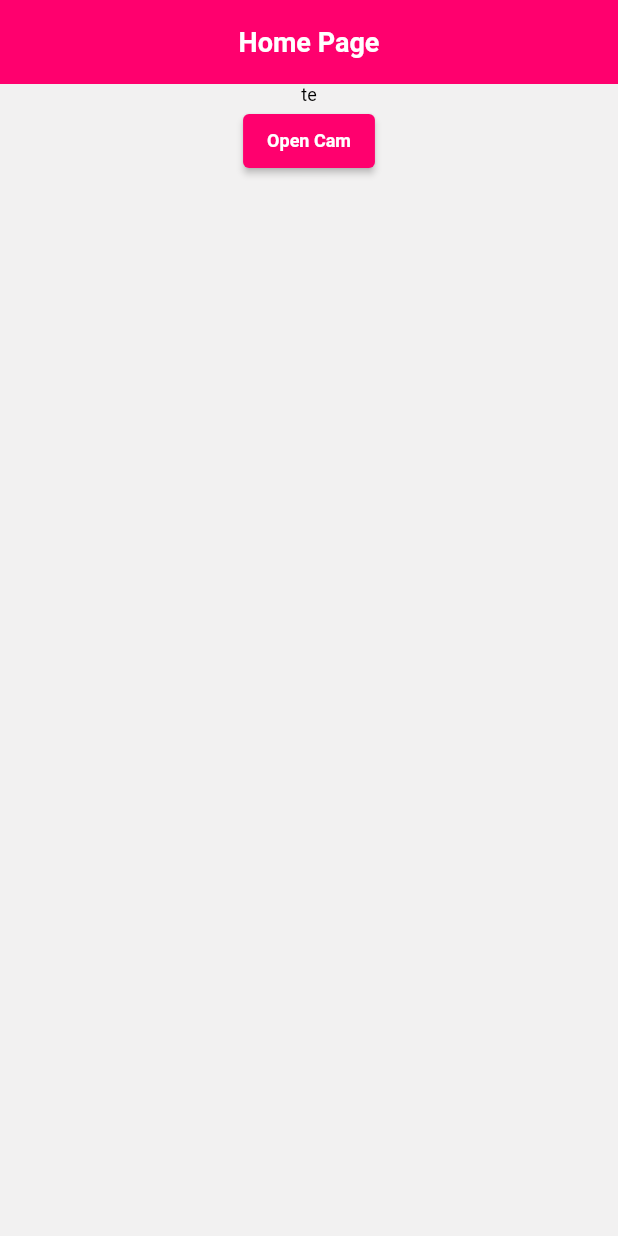
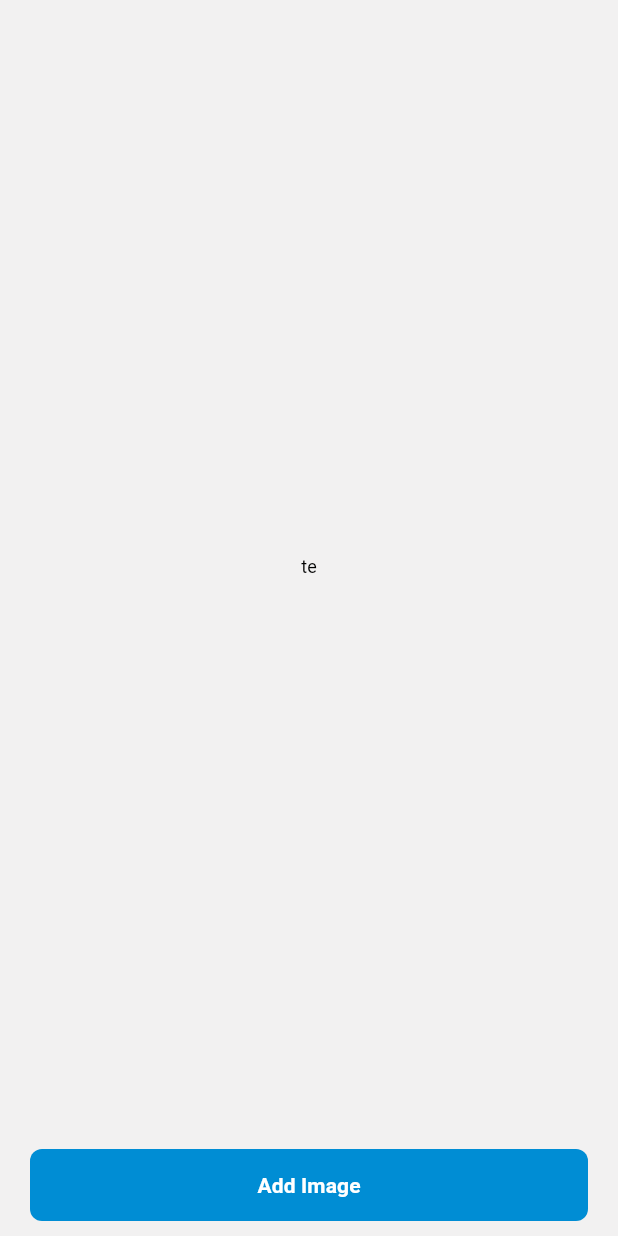
Before and after one commit to itsnang/Smart-Cam-Flutter, a Flutter app: the screen it shows after launch, on a phone screen of 412 x 824 dp. Run offline on Flutter 3.47's test engine with Material 3 defaults, Android fonts, the phone set to English and light mode, and no system bars; our stand-ins replace bloc, equatable, flutter_bloc, go_router, image_picker; missing offline and left inert: teledart.

Commit message:
refactor fucntion and add button to homepage

```diff
--- a/lib/app/services/abs_telegram.dart
+++ b/lib/app/services/abs_telegram.dart
@@ -3,5 +3,5 @@ import 'dart:io';
 abstract class AbsAnalyticServiceAdapter {
   Future<void> init();
 
-  void sendPhoto({required String chatId, File? photo});
+  void sendPhoto({File? photo});
 }
--- a/lib/app/services/telegram_init.dart
+++ b/lib/app/services/telegram_init.dart
@@ -15,7 +15,7 @@ class BaseTelegramService extends WidgetsBindingObserver {
     await Future.wait([_services.init()]);
   }
 
-  Future<void> sendPhoto({required String chatId, required File photo}) async {
-    _services.sendPhoto(chatId: chatId, photo: photo);
+  Future<void> sendPhoto({required File photo}) async {
+    _services.sendPhoto(photo: photo);
   }
 }
--- a/lib/app_bloc/cubit/send_message_cubit.dart
+++ b/lib/app_bloc/cubit/send_message_cubit.dart
@@ -18,7 +18,7 @@ class SendMessageCubit extends Cubit<SendMessageState> {
 
   Future<void> sendImage({File? photo}) async {
     emit(const SendMessageState.loading());
-    BaseTelegramService.instance.sendPhoto(chatId: '', photo: photo!);
+    BaseTelegramService.instance.sendPhoto(photo: photo!);
     emit(SendMessageState.sendImage());
   }
 }
--- a/lib/pages/home/home_page.dart
+++ b/lib/pages/home/home_page.dart
@@ -8,6 +8,8 @@ import 'package:image_picker/image_picker.dart';
 import 'package:update_her/app/enum/state_status_enum.dart';
 import 'package:update_her/app/services/telegram_init.dart';
 import 'package:update_her/app/utils/my_image_picker.dart';
+import 'package:update_her/app/widgets/bottom_shadow_container.dart';
+import 'package:update_her/app/widgets/my_button.dart';
 import 'package:update_her/app_bloc/cubit/send_message_cubit.dart';
 
 class HomePage extends StatefulWidget {
@@ -26,13 +28,8 @@ class _HomePageState extends State<HomePage> {
   @override
   Widget build(BuildContext context) {
     return Scaffold(
-      appBar: AppBar(
-        title: const Text("Home Page"),
-      ),
       body: Center(
-        child: Column(
-          children: [
-            BlocBuilder<SendMessageCubit, SendMessageState>(
+        child: BlocBuilder<SendMessageCubit, SendMessageState>(
             builder: (ctx, state) {
           if (state.status.isSuccess) {
             return Column(
@@ -40,9 +37,8 @@ class _HomePageState extends State<HomePage> {
                 Image.file(File(state.filePath!), width: 400, height: 400),
                 ElevatedButton(
                   onPressed: () {
-                        BaseTelegramService.instance.sendPhoto(
-                            chatId: '-4279231714',
-                            photo: File(state.filePath!));
+                    BaseTelegramService.instance
+                        .sendPhoto(photo: File(state.filePath!));
                   },
                   child: const Text('Send Image'),
                 ),
@@ -52,16 +48,20 @@ class _HomePageState extends State<HomePage> {
 
           return const Text('te');
         }),
-            ElevatedButton(
+      ),
+      bottomNavigationBar: BottomShadowContainer(
+        hideShadow: true,
+        children: [
+          MyButton.blue(
+            'Add Image',
             onPressed: () async {
               final image = await onAddImageTap(context);
+
               if (!context.mounted) return;
               context.read<SendMessageCubit>().pickImage(filePath: image!);
             },
-              child: const Text('Open Cam'),
           ),
         ],
-        ),
       ),
     );
   }
```
Also changed, not shown: lib/app/services/telegram_service.dart (+4 -4 lines). Lines whose indentation alone changed are shown as unchanged.
